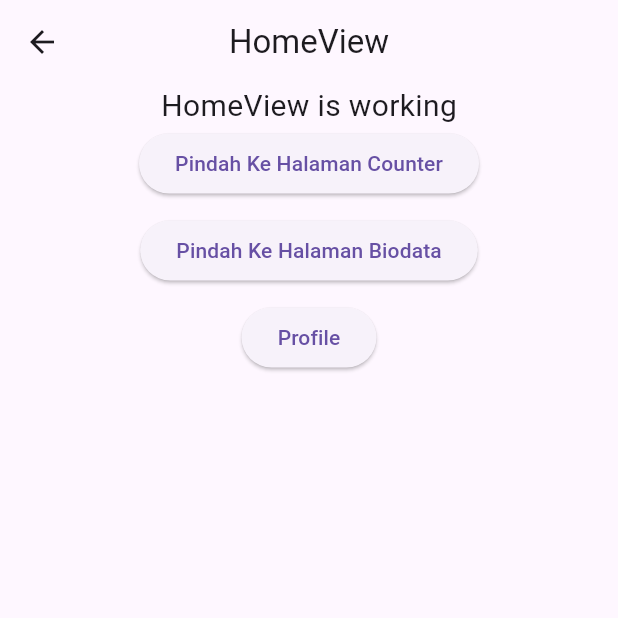
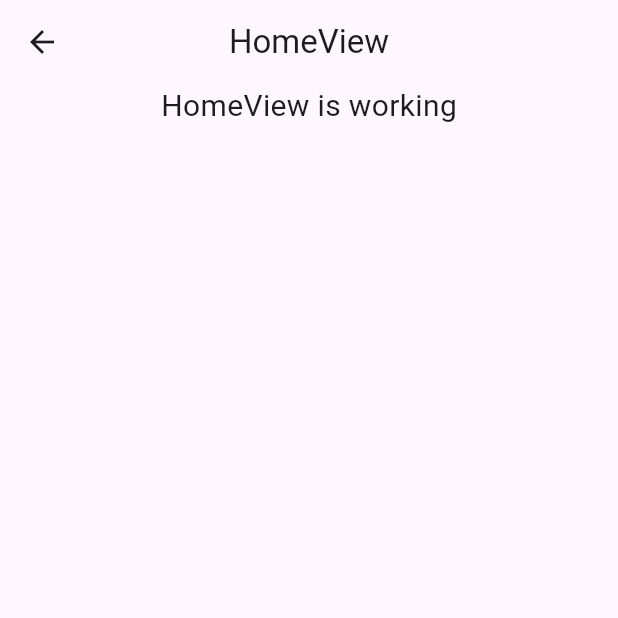
Before and after one commit to Rhafinz/Apps-GetX, a Flutter app: the HomeView screen opened by its route, on a phone screen of 412 x 824 dp, the top half of it. Run offline on Flutter 3.47's test engine with Material 3 defaults, Android fonts, the phone set to English and light mode, and no system bars; our stand-ins replace convex_bottom_bar, get, get_storage; accounts and stored records are empty.

Commit message:
Update Bottom Menu Getx

```diff
--- a/lib/app/modules/biodata/views/biodata_view.dart
+++ b/lib/app/modules/biodata/views/biodata_view.dart
@@ -7,6 +7,7 @@ class BiodataView extends GetView<BiodataController> {
 
   @override
   Widget build(BuildContext context) {
+    final BiodataController controller = Get.put(BiodataController());
     return Scaffold(
       appBar: AppBar(
         title: const Text('Formulir Biodata'),
@@ -121,9 +122,7 @@ class BiodataView extends GetView<BiodataController> {
                     }
                   },
                   controller: TextEditingController(
-                    text: controller.tanggalLahir.value
-                        .toString()
-                        .split('')[0],
+                    text: controller.tanggalLahir.value.toString().split('')[0],
                   ),
                 ),
               ),
--- a/lib/app/modules/home/views/home_view.dart
+++ b/lib/app/modules/home/views/home_view.dart
@@ -22,26 +22,26 @@ class HomeView extends GetView<HomeController> {
               style: TextStyle(fontSize: 20),
             ),
           ),
-          ElevatedButton(
-            onPressed: () {
-              Get.toNamed('/counter');
-            },
-            child: Text("Pindah Ke Halaman Counter"),
-          ),
-          SizedBox(height: 10),
-          ElevatedButton(
-            onPressed: () {
-              Get.toNamed('/biodata');
-            },
-            child: Text("Pindah Ke Halaman Biodata"),
-          ),
-          SizedBox(height: 10),
-          ElevatedButton(
-            onPressed: () {
-              Get.toNamed('/profile');
-            },
-            child: Text("Profile"),
-          )
+          // ElevatedButton(
+          //   onPressed: () {
+          //     Get.toNamed('/counter');
+          //   },
+          //   child: Text("Pindah Ke Halaman Counter"),
+          // ),
+          // SizedBox(height: 10),
+          // ElevatedButton(
+          //   onPressed: () {
+          //     Get.toNamed('/biodata');
+          //   },
+          //   child: Text("Pindah Ke Halaman Biodata"),
+          // ),
+          // SizedBox(height: 10),
+          // ElevatedButton(
+          //   onPressed: () {
+          //     Get.toNamed('/profile');
+          //   },
+          //   child: Text("Profile"),
+          // )
         ],
       ),
     );
--- a/lib/app/modules/profile/views/profile_view.dart
+++ b/lib/app/modules/profile/views/profile_view.dart
@@ -5,6 +5,7 @@ import '../controllers/profile_controller.dart';
 
 class ProfileView extends GetView<ProfileController> {
   @override
+  final ProfileController controller = Get.put(ProfileController());
   Widget build(BuildContext context) {
     return Scaffold(
       appBar: AppBar(
```
Lines whose indentation alone changed are shown as unchanged.
